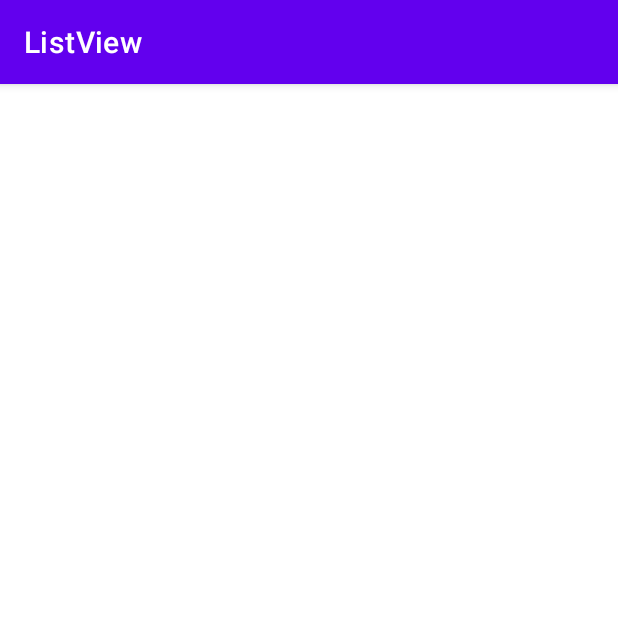
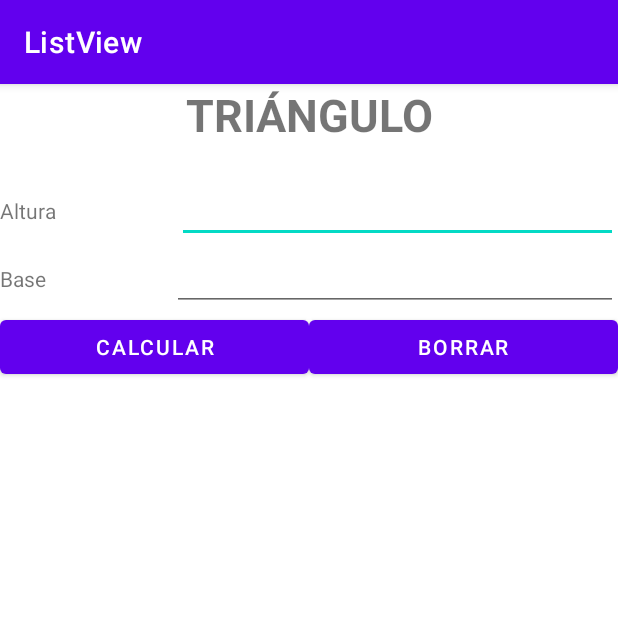
Before and after one commit to Bartamel/ListView, an Android app: the Area_Triangulos screen opened directly, with no data from a screen before it, on a phone screen of 412 x 824 dp, the top half of it. Run offline under Robolectric (Android 15) with nearby library versions, the phone set to English and light mode, and no system bars.

Commit message:
calculos de area cuadrado y triangulo funcionando, sin validar

```diff
--- a/app/src/main/java/com/example/listview/Area_Rectangulos.java
+++ b/app/src/main/java/com/example/listview/Area_Rectangulos.java
@@ -9,6 +9,6 @@ public class Area_Rectangulos extends AppCompatActivity {
     @Override
     protected void onCreate(Bundle savedInstanceState) {
         super.onCreate(savedInstanceState);
-        setContentView(R.layout.activity_rectangulo);
+        setContentView(R.layout.activity_area_rectangulo);
     }
 }
--- a/app/src/main/java/com/example/listview/Area_Triangulos.java
+++ b/app/src/main/java/com/example/listview/Area_Triangulos.java
@@ -3,12 +3,45 @@ package com.example.listview;
 import androidx.appcompat.app.AppCompatActivity;
 
 import android.os.Bundle;
+import android.view.View;
+import android.widget.EditText;
+import android.widget.TextView;
 
 public class Area_Triangulos extends AppCompatActivity {
+    private EditText base;
+    private EditText altura;
+    private TextView resultado;
 
     @Override
     protected void onCreate(Bundle savedInstanceState) {
         super.onCreate(savedInstanceState);
-        setContentView(R.layout.activity_triangulo);
+        setContentView(R.layout.activity_area_triangulo);
+        base = findViewById(R.id.lbl_base_triang);
+        altura = findViewById(R.id.lbl_alt_triang);
+        resultado = findViewById(R.id.lblresultriangulo);
+    }
+    public void calculos_triangulo(View v){
+        String medidas[];
+        String op = "Area Triángulo";
+        String area;
+        float bas;
+        float altur;
+        operaciones o;
+
+        medidas = new String[2];
+        bas = Float.parseFloat(base.getText().toString());
+        altur = Float.parseFloat(altura.getText().toString());
+        medidas[0] = String.format("Base: %.2f", bas);
+        medidas[1] = String.format("Altura %.2f", altur);
+        area = Float.toString((bas * altur) / 2);
+        o =  new operaciones(op, medidas, area);
+        o.guardar();
+        resultado.setText(area);
+    }
+    public void Limpiar(View v){
+        base.setText("");
+        altura.setText("");
+        resultado.setText("");
+        base.requestFocus();
     }
 }
--- a/app/src/main/res/layout/activity_cuadrado.xml
+++ b/app/src/main/res/layout/activity_area_triangulo.xml
@@ -5,14 +5,15 @@
     android:layout_width="match_parent"
     android:layout_height="match_parent"
     android:orientation="vertical"
-    tools:context=".Area_Cuadrados">
+    tools:context=".Area_Triangulos">
 
     <TextView
-        android:id="@+id/titleCuadrado"
+        android:id="@+id/titleTriangulo"
         android:layout_width="match_parent"
         android:layout_height="wrap_content"
+        android:layout_marginBottom="20dp"
         android:baselineAligned="false"
-        android:text="@string/cuadrado"
+        android:text="@string/triangulo"
         android:textAlignment="center"
         android:textSize="30sp"
         android:textStyle="bold" />
@@ -20,29 +21,48 @@
     <LinearLayout
         android:layout_width="match_parent"
         android:layout_height="wrap_content"
-        android:layout_marginTop="50dp"
         android:orientation="horizontal">
 
         <TextView
-            android:id="@+id/txtValor"
+            android:id="@+id/txt_alt_triang"
             android:layout_width="wrap_content"
             android:layout_height="wrap_content"
-            android:text="@string/valor_lado" />
+            android:layout_weight="1"
+            android:text="@string/altura" />
 
         <EditText
-            android:id="@+id/lblvalor"
+            android:id="@+id/lbl_alt_triang"
             android:layout_width="wrap_content"
             android:layout_height="wrap_content"
+            android:layout_weight="1"
             android:ems="10"
-            android:hint="@string/valor"
             android:inputType="number" />
-
     </LinearLayout>
 
     <LinearLayout
         android:layout_width="match_parent"
         android:layout_height="wrap_content"
-        android:layout_weight="1"
+        android:orientation="horizontal">
+
+        <TextView
+            android:id="@+id/txt_base_triang"
+            android:layout_width="wrap_content"
+            android:layout_height="wrap_content"
+            android:layout_weight="1"
+            android:text="@string/base" />
+
+        <EditText
+            android:id="@+id/lbl_base_triang"
+            android:layout_width="wrap_content"
+            android:layout_height="wrap_content"
+            android:layout_weight="1"
+            android:ems="10"
+            android:inputType="number" />
+    </LinearLayout>
+
+    <LinearLayout
+        android:layout_width="match_parent"
+        android:layout_height="50dp"
         android:orientation="horizontal">
 
         <Button
@@ -50,6 +70,7 @@
             android:layout_width="match_parent"
             android:layout_height="wrap_content"
             android:layout_weight="1"
+            android:onClick="calculos_triangulo"
             android:text="@string/calcular" />
 
         <Button
@@ -57,7 +78,15 @@
             android:layout_width="match_parent"
             android:layout_height="wrap_content"
             android:layout_weight="1"
+            android:onClick="Limpiar"
             android:text="@string/borrar" />
+
     </LinearLayout>
 
+    <TextView
+        android:id="@+id/lblresultriangulo"
+        android:layout_width="match_parent"
+        android:layout_height="wrap_content"
+        android:gravity="center|center_horizontal" />
+
 </LinearLayout>
--- a/app/src/main/res/layout/activity_triangulo.xml
+++ /dev/null
@@ -1,9 +0,0 @@
-<?xml version="1.0" encoding="utf-8"?>
-<androidx.constraintlayout.widget.ConstraintLayout xmlns:android="http://schemas.android.com/apk/res/android"
-    xmlns:app="http://schemas.android.com/apk/res-auto"
-    xmlns:tools="http://schemas.android.com/tools"
-    android:layout_width="match_parent"
-    android:layout_height="match_parent"
-    tools:context=".Area_Triangulos">
-
-</androidx.constraintlayout.widget.ConstraintLayout>
--- a/app/src/main/res/values/strings.xml
+++ b/app/src/main/res/values/strings.xml
@@ -21,6 +21,10 @@
     <string name="resultados">Resultados</string>
     <string name="valor_lado">Valor del Lado</string>
     <string name="valor">Valor</string>
+    <string name="base">Base</string>
+    <string name="altura">Altura</string>
+    <string name="radio">Radio</string>
+    <string name="profundidad">Profundidad</string>
     <string name="calcular">CALCULAR</string>
     <string name="borrar">BORRAR</string>
     <string-array name="opciones">
```
Also changed, not shown: app/src/main/java/com/example/listview/Area_Cuadrados.java (+27 -1 lines), app/src/main/java/com/example/listview/Cuadrado.java (+27 -1 lines), app/src/main/java/com/example/listview/Datos.java (added, +11 -0 lines), app/src/main/java/com/example/listview/Triangulo.java (added, +37 -0 lines), app/src/main/java/com/example/listview/operaciones.java (added, +38 -0 lines), app/src/main/res/layout/activity_area_cuadrados.xml (added, +71 -0 lines), app/src/main/res/layout/activity_area_rectangulo.xml (renamed from app/src/main/res/layout/activity_rectangulo.xml).
